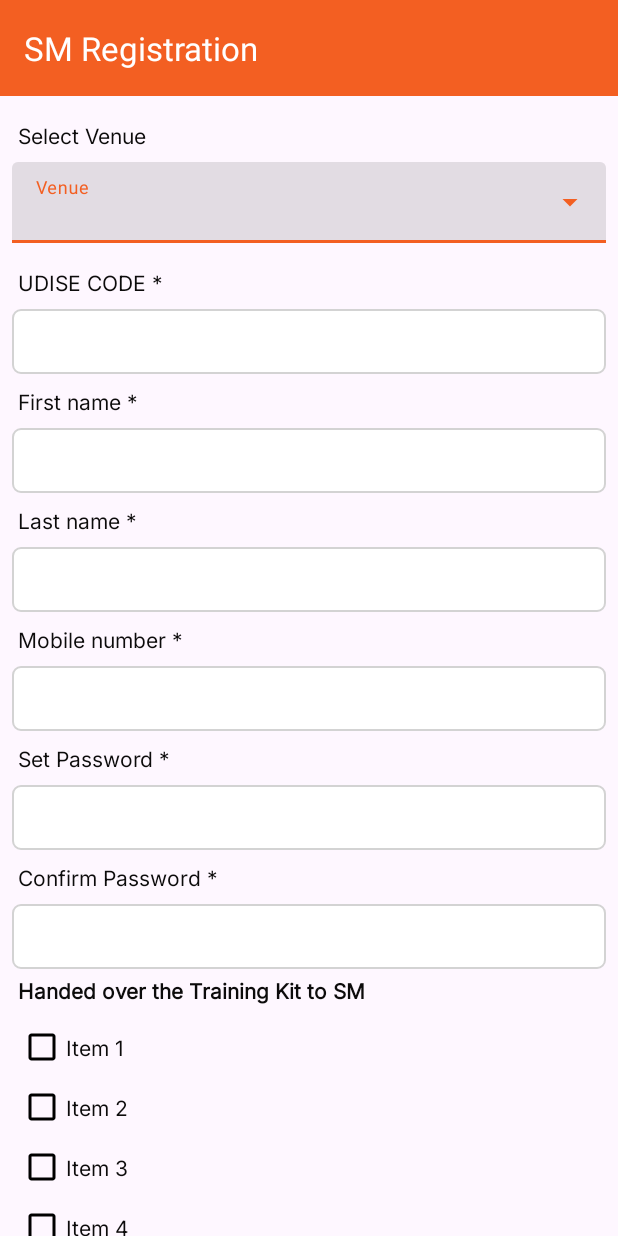
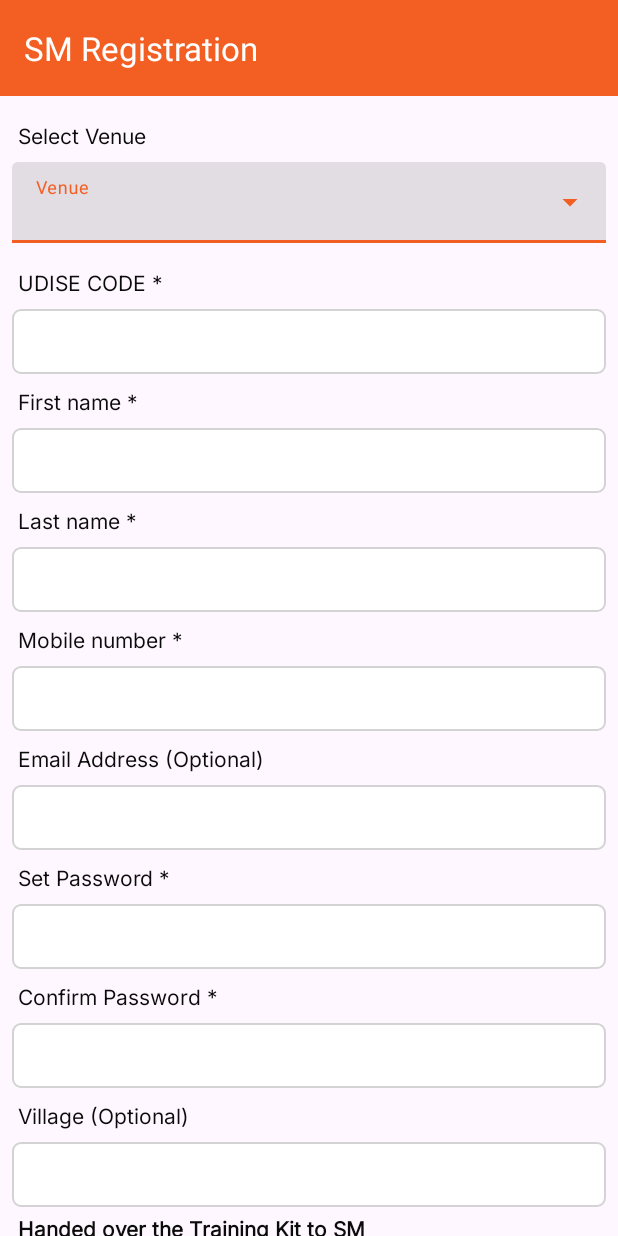
Before and after one commit to sceskm/Shiksha-Mitra-Android, an Android app: the AddSMRegisterActivity screen opened directly, with no data from a screen before it, on a phone screen of 412 x 824 dp. Run offline under Robolectric (Android 15) with nearby library versions, the phone set to English and light mode, and no system bars; our stand-ins replace Picasso, data binding; network calls fail; pictures from the network do not load; 7 statements that could not run were skipped.

Commit message:
Date 20/11/2025
updated - venue,training,registration
& delete sp_training table

```diff
--- a/app/build.gradle.kts
+++ b/app/build.gradle.kts
@@ -15,7 +15,7 @@ android {
         minSdk = 28
         targetSdk = 34
         versionCode = 2
-        versionName = "1.2.1"
+        versionName = "2.0.1"
 
         testInstrumentationRunner = "androidx.test.runner.AndroidJUnitRunner"
     }
--- a/app/src/main/java/sce/itc/sikshamitra/activity/AddTrainingToSMActivity.java
+++ b/app/src/main/java/sce/itc/sikshamitra/activity/AddTrainingToSMActivity.java
@@ -412,7 +412,7 @@ public class AddTrainingToSMActivity extends AppCompatActivity {
                                 if (progressDialog.isShowing()) progressDialog.dismiss();
                                 binding.btnSubmit.setEnabled(true);
                                 if (response.isSuccessful()) {
-                                    showSuccessAlert("Data submitted", responseBody);
+                                    showSuccessAlert("Submitted Successfully", "Training data submitted successfully.");
                                 } else {
                                     Toast.makeText(AddTrainingToSMActivity.this, "Server error during submission. - " + responseBody, Toast.LENGTH_LONG).show();
                                 }
--- a/app/src/main/java/sce/itc/sikshamitra/databasehelper/DatabaseHelper.java
+++ b/app/src/main/java/sce/itc/sikshamitra/databasehelper/DatabaseHelper.java
@@ -834,10 +834,6 @@ public class DatabaseHelper extends SQLiteOpenHelper {
     public boolean deleteEnteredVenueData(Venue venue) {
         try {
             String sql = "DELETE FROM sp_venue WHERE VenueGUID=" + "'" + venue.getVenueGuid() + "'";
-
-            myDataBase.execSQL(sql);
-
-            sql = "DELETE FROM sp_communicationsend WHERE CommunicationGUID=" + "'" + venue.getCommunicationGuid() + "'";
             myDataBase.execSQL(sql);
         } catch (Exception ex) {
             Log.e(TAG, "Deleted:" + ex);
--- a/app/src/main/java/sce/itc/sikshamitra/helper/Common.java
+++ b/app/src/main/java/sce/itc/sikshamitra/helper/Common.java
@@ -39,7 +39,7 @@ import sce.itc.sikshamitra.R;
 public class Common {
     public static final boolean DEBUGGING = false;
 
-    public static final String APP_VERSION = "2.0.0";
+    public static final String APP_VERSION = "2.0.1";
 
     public static final String[] PERMS = {
             Manifest.permission.ACCESS_FINE_LOCATION,
--- a/app/src/main/res/layout/activity_agency_home.xml
+++ b/app/src/main/res/layout/activity_agency_home.xml
@@ -103,7 +103,8 @@
                     android:id="@+id/btn_sync_data"
                     style="@style/AppButtonStyle"
                     android:layout_marginTop="16dp"
-                    android:text="Synchronisation" />
+                    android:text="Synchronisation"
+                    android:visibility="gone"/>
 
             </LinearLayout>
         </LinearLayout>
--- a/app/src/main/res/layout/activity_smregistration.xml
+++ b/app/src/main/res/layout/activity_smregistration.xml
@@ -98,6 +98,18 @@
                     android:maxLength="10"
                     android:maxLines="1" />
 
+                <TextView
+                    style="@style/SubHeadingTextStyle"
+                    android:layout_width="wrap_content"
+                    android:layout_height="wrap_content"
+                    android:text="Email Address (Optional)" />
+
+                <EditText
+                    android:id="@+id/edit_sm_email"
+                    style="@style/AppEditTextStyle"
+                    android:inputType="textEmailAddress"
+                    android:maxLines="1" />
+
                 <!-- Password-->
                 <TextView
                     style="@style/SubHeadingTextStyle"
@@ -122,6 +134,18 @@
                     style="@style/AppEditTextStyle"
                     android:inputType="numberSigned"
                     android:maxLength="4" />
+
+                <TextView
+                    style="@style/SubHeadingTextStyle"
+                    android:layout_width="wrap_content"
+                    android:layout_height="wrap_content"
+                    android:text="Village (Optional)" />
+
+                <EditText
+                    android:id="@+id/edit_sm_village"
+                    style="@style/AppEditTextStyle"
+                    android:inputType="textEmailAddress"
+                    android:maxLines="1" />
                 <!--
                 Handed over training kit to SM
                 -->
```
Also changed, not shown: app/src/main/java/sce/itc/sikshamitra/activity/AddSMRegisterActivity.java (+11 -7 lines), app/src/main/java/sce/itc/sikshamitra/activity/VenueActivity.java (+102 -90 lines), app/src/main/java/sce/itc/sikshamitra/model/PreRegistration.java (+16 -7 lines), app/src/main/assets/smdatabase.sqlite.
